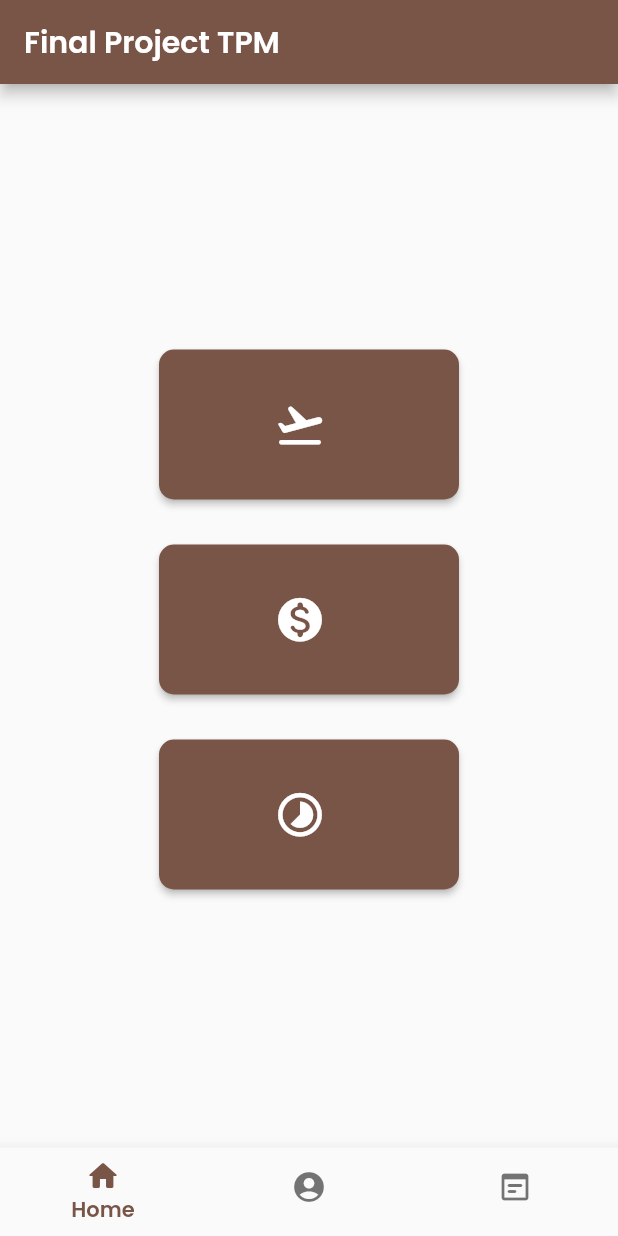
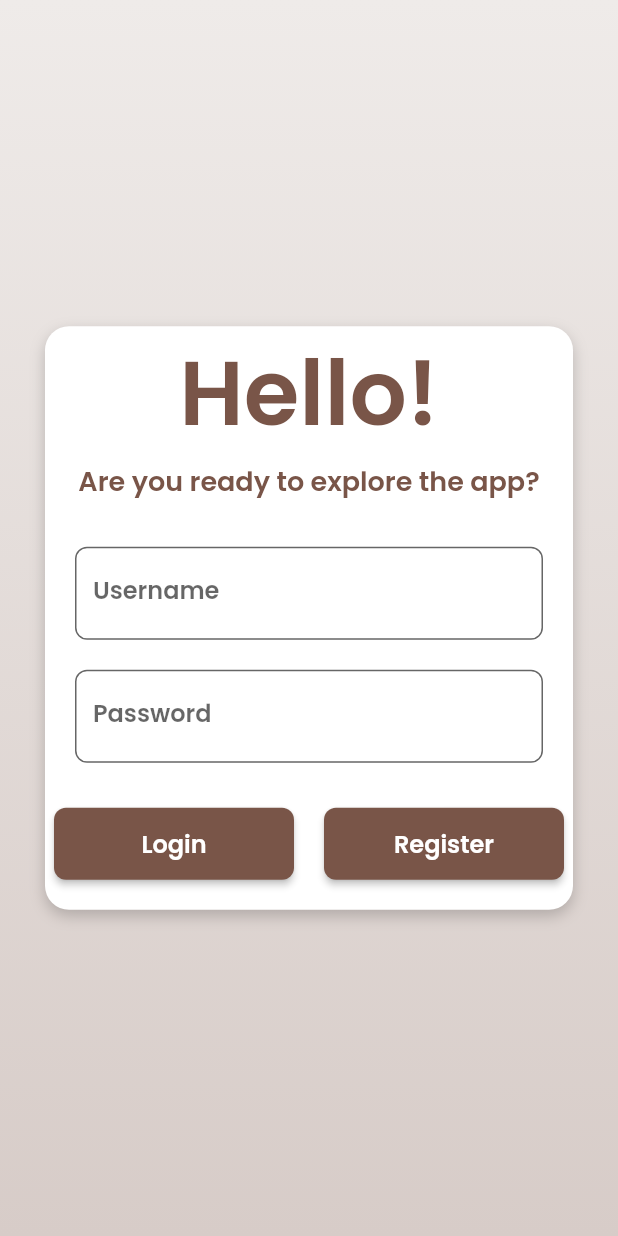
Before and after one commit to dindanvtsr/final-project-tpm, a Flutter app: the screen it shows after launch, on a phone screen of 412 x 824 dp. Run offline on Flutter 3.47's test engine with Material 2 defaults, Android fonts, the phone set to English and light mode, and no system bars; our stand-ins replace hive, hive_flutter, shared_preferences; missing offline and left inert: image_network; accounts and stored records are empty.

Commit message:
Add all file

```diff
--- a/lib/impression_page.dart
+++ b/lib/impression_page.dart
@@ -16,8 +16,8 @@ class impressionPage extends StatelessWidget {
               child: Column(
                 children: [
                   const SizedBox(height: 200),
-                  const Text('Impression  : ', style: TextStyle(fontSize: 16)),
-                  const Text('Sangat unik dalam memberikan tugas sehingga membuat mahasiswa mau mempelajari flutter lebih dalam', style: TextStyle(fontSize: 16), textAlign: TextAlign.center,),
+                  const Text('Impression  : ', style: TextStyle(fontSize: 16, color: Colors.brown)),
+                  const Text('Sangat unik dalam memberikan tugas sehingga membuat mahasiswa mau mempelajari flutter lebih dalam', style: TextStyle(fontSize: 16, color: Colors.brown), textAlign: TextAlign.center,),
                   const SizedBox(height: 10),
                 ]
               ),
--- /dev/null
+++ b/lib/login_register.dart
@@ -0,0 +1,194 @@
+import 'dart:convert';
+import 'package:flutter/material.dart';
+import 'package:hive/hive.dart';
+import 'package:hive_flutter/hive_flutter.dart';
+import 'package:crypto/crypto.dart';
+import 'package:finalproject_tpm/landing_page.dart';
+
+class LoginRegisterPage extends StatefulWidget {
+  const LoginRegisterPage({Key? key}) : super(key: key);
+
+  @override
+  _LoginRegisterPageState createState() => _LoginRegisterPageState();
+}
+
+class _LoginRegisterPageState extends State<LoginRegisterPage> {
+  final TextEditingController _usernameController = TextEditingController();
+  final TextEditingController _passwordController = TextEditingController();
+  final GlobalKey<ScaffoldState> _scaffoldKey = GlobalKey<ScaffoldState>();
+
+  @override
+  void dispose() {
+    _usernameController.dispose();
+    _passwordController.dispose();
+    super.dispose();
+  }
+
+  Future<void> _login() async {
+    final username = _usernameController.text.trim();
+    final password = _passwordController.text.trim();
+
+    final loginregisterBox = Hive.box('loginregisterBox');
+    final hashedPassword = sha256.convert(utf8.encode(password)).toString();
+
+    if (loginregisterBox.containsKey(username)) {
+      final storedPassword = loginregisterBox.get(username);
+      if (hashedPassword == storedPassword) {
+        Navigator.push(
+          context,
+          MaterialPageRoute(builder: (context) => const LandingPage()),
+        );
+      } else {
+        _showSnackbar('Enter Password Correctly');
+      }
+    } else {
+      _showSnackbar('Username Not Found');
+    }
+  }
+
+  Future<void> _register() async {
+    final username = _usernameController.text.trim();
+    final password = _passwordController.text.trim();
+
+    final loginregisterBox = Hive.box('loginregisterBox');
+    final hashedPassword = sha256.convert(utf8.encode(password)).toString();
+
+    if (loginregisterBox.containsKey(username)) {
+      _showSnackbar('Username Has Been Used');
+    } else {
+      loginregisterBox.put(username, hashedPassword);
+      _showSnackbar('You Have Successfully Registered');
+    }
+  }
+
+  void _showSnackbar(String message) {
+    _scaffoldKey.currentState?.showSnackBar(
+      SnackBar(
+        content: Text(message),
+      ),
+    );
+  }
+
+  @override
+  Widget build(BuildContext context) {
+    return Scaffold(
+      key: _scaffoldKey,
+      body: Container(
+        decoration: BoxDecoration(
+          gradient: LinearGradient(
+            colors: [
+              const Color(0xFFEFEBE9),
+              const Color(0xFFD7CCC8),
+            ],
+            begin: Alignment.topCenter,
+            end: Alignment.bottomCenter,
+          ),
+        ),
+        padding: const EdgeInsets.all(30),
+        child: Column(
+          mainAxisAlignment: MainAxisAlignment.center,
+          children: <Widget>[
+            Container(
+              decoration: BoxDecoration(
+                color: Colors.white,
+                borderRadius: BorderRadius.circular(16),
+                boxShadow: [
+                  BoxShadow(
+                    color: Colors.black.withOpacity(0.2),
+                    blurRadius: 8,
+                    offset: const Offset(0, 4),
+                  ),
+                ],
+              ),
+              child: Column(
+                children: [
+                  Text(
+                    "Hello!",
+                    style: TextStyle(fontSize: 60, color: Colors.brown),
+                  ),
+                  Text(
+                    "Are you ready to explore the app?",
+                    style: TextStyle(fontSize: 18, color: Colors.brown),
+                  ),
+                  const SizedBox(height: 30),
+                  Padding(
+                    padding: const EdgeInsets.symmetric(horizontal: 20), // Tambahkan jarak kiri dan kanan
+                    child: TextField(
+                      controller: _usernameController,
+                      decoration: InputDecoration(
+                        labelText: 'Username',
+                        filled: true,
+                        fillColor: Colors.white,
+                        border: OutlineInputBorder(
+                          borderRadius: BorderRadius.circular(8),
+                        ),
+                      ),
+                    ),
+                  ),
+                  const SizedBox(height: 20),
+                  Padding(
+                    padding: const EdgeInsets.symmetric(horizontal: 20), // Tambahkan jarak kiri dan kanan
+                    child: TextField(
+                      controller: _passwordController,
+                      decoration: InputDecoration(
+                        labelText: 'Password',
+                        filled: true,
+                        fillColor: Colors.white,
+                        border: OutlineInputBorder(
+                          borderRadius: BorderRadius.circular(8),
+                        ),
+                      ),
+                      obscureText: true,
+                    ),
+                  ),
+                  const SizedBox(height: 30),
+                  Row(
+                    mainAxisAlignment: MainAxisAlignment.center,
+                    children: [
+                      Container(
+                        width: 160,
+                        height: 48,
+                        child: ElevatedButton(
+                          onPressed: _login,
+                          child: const Text(
+                            'Login',
+                            style: TextStyle(fontSize: 16),
+                          ),
+                          style: ElevatedButton.styleFrom(
+                            primary: Colors.brown,
+                            shape: RoundedRectangleBorder(
+                              borderRadius: BorderRadius.circular(8),
+                            ),
+                          ),
+                        ),
+                      ),
+                      const SizedBox(width: 20),
+                      Container(
+                        width: 160,
+                        height: 48,
+                        child: ElevatedButton(
+                          onPressed: _register,
+                          child: const Text(
+                            'Register',
+                            style: TextStyle(fontSize: 16),
+                          ),
+                          style: ElevatedButton.styleFrom(
+                            primary: Colors.brown,
+                            shape: RoundedRectangleBorder(
+                              borderRadius: BorderRadius.circular(8),
+                            ),
+                          ),
+                        ),
+                      ),
+                    ],
+                  ),
+                  const SizedBox(height: 20),
+                ],
+              ),
+            ),
+          ],
+        ),
+      ),
+    );
+  }
+}
--- a/lib/main.dart
+++ b/lib/main.dart
@@ -1,7 +1,12 @@
 import 'package:flutter/material.dart';
-import 'package:finalproject_tpm/landing_page.dart';
+import 'package:finalproject_tpm/login_register.dart';
+import 'package:hive/hive.dart';
+import 'package:hive_flutter/hive_flutter.dart';
 
-void main() {
+void main() async {
+  WidgetsFlutterBinding.ensureInitialized();
+  await Hive.initFlutter();
+  await Hive.openBox('loginregisterBox');
   runApp(const MyApp());
 }
 
@@ -17,7 +22,7 @@ class MyApp extends StatelessWidget {
         fontFamily: 'Poppins-SemiBold',
       ),
       debugShowCheckedModeBanner: false,
-      home: LandingPage(),
+      home: LoginRegisterPage(),
     );
   }
 }
--- a/lib/profile_page.dart
+++ b/lib/profile_page.dart
@@ -20,9 +20,9 @@ class profilePage extends StatelessWidget {
                     child: Image(image: AssetImage('img/dinda.jpg'), width: 200,),
                   ),
                   const SizedBox(height: 20),
-                  const Text('Nama  : Dinda Aisyah Novitasari', style: TextStyle(fontSize: 16)),
-                  const Text('NIM : 123200006', style: TextStyle(fontSize: 16)),
-                  const Text('Kelas : IF-D', style: TextStyle(fontSize: 16)),
+                  const Text('Nama  : Dinda Aisyah Novitasari', style: TextStyle(fontSize: 16, color: Colors.brown)),
+                  const Text('NIM : 123200006', style: TextStyle(fontSize: 16, color: Colors.brown)),
+                  const Text('Kelas : IF-D', style: TextStyle(fontSize: 16, color: Colors.brown)),
                   const SizedBox(height: 10),
                 ]
               ),
```
Also changed, not shown: lib/landing_page.dart (+30 -9 lines), lib/list_news.dart (+85 -5 lines), pubspec.yaml (+9 -1 lines), pubspec.lock.
